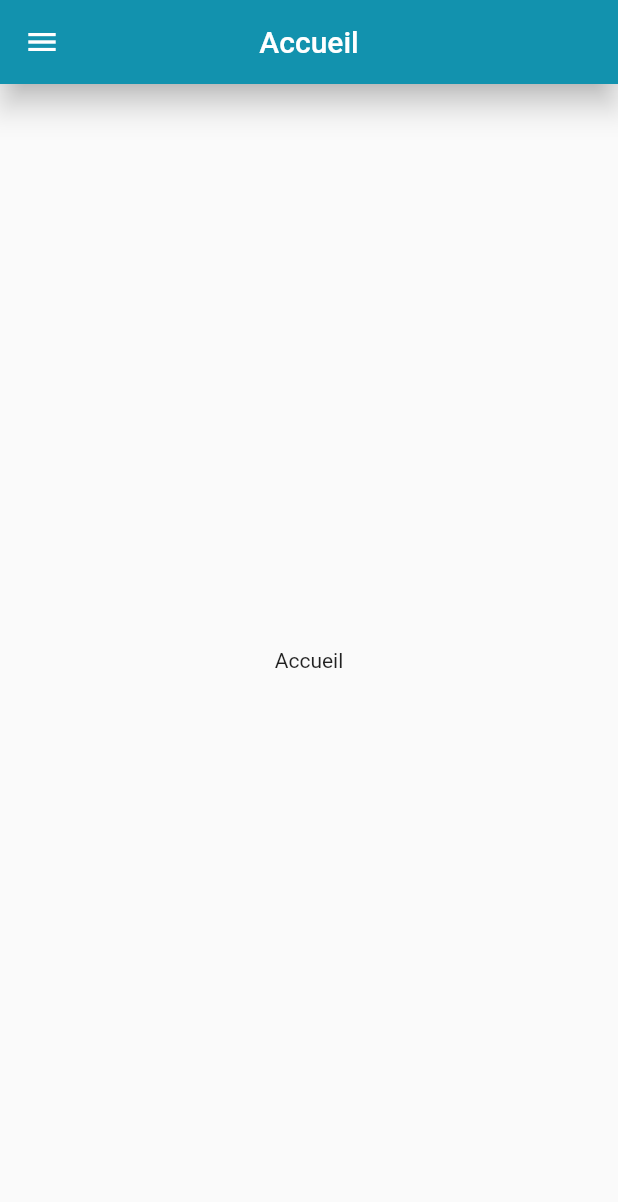
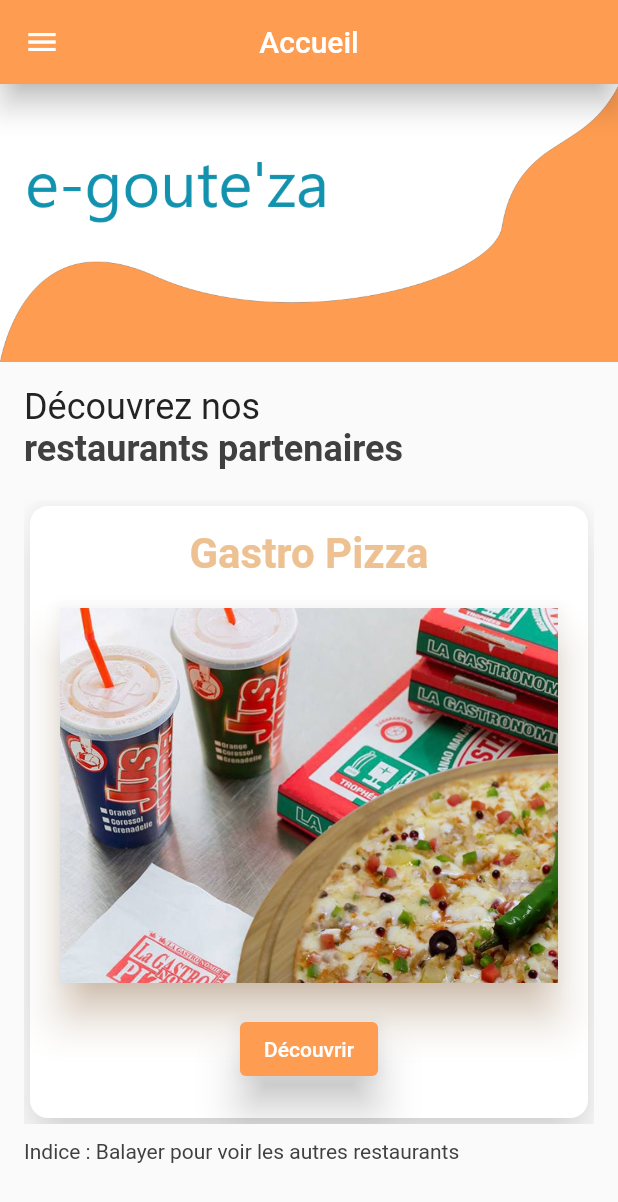
Before and after one commit to ChristianNomena/e_gouter_za, a Flutter app: the screen it shows after launch, on a phone screen of 412 x 824 dp. Shown: the top 1202 px of the screen. Run offline on Flutter 3.47's test engine with Material 2 defaults, Android fonts, the light colour scheme and no system bars.

Commit message:
add restaurant partners section

```diff
--- /dev/null
+++ b/lib/components/restaurant_presentation.dart
@@ -0,0 +1,64 @@
+import 'package:e_goute_za/constants.dart';
+import 'package:flutter/material.dart';
+
+class RestaurantPresentation extends StatelessWidget {
+  const RestaurantPresentation({
+    Key? key,
+    required this.name,
+    required this.image,
+    @required this.navigation,
+  }) : super(key: key);
+
+  final String name;
+  final AssetImage image;
+  final Function()? navigation;
+
+  @override
+  Widget build(BuildContext context) {
+    return Card(
+      elevation: 12.0,
+      shadowColor: Colors.white,
+      shape: RoundedRectangleBorder(
+        borderRadius: BorderRadius.circular(12.0),
+      ),
+      child: Column(
+        children: [
+          const SizedBox(
+            height: 15.0,
+          ),
+          Text(
+            name,
+            style: const TextStyle(
+              color: kThirdColor,
+              fontSize: 28.0,
+              fontWeight: FontWeight.bold,
+            ),
+          ),
+          Padding(
+            padding: const EdgeInsets.all(16.0),
+            child: Card(
+              elevation: 12.0,
+              shadowColor: kThirdColor,
+              child: Image(
+                width: double.infinity,
+                height: 250.0,
+                fit: BoxFit.cover,
+                image: image,
+              ),
+            ),
+          ),
+          ElevatedButton(
+            style: ButtonStyle(
+              elevation: MaterialStateProperty.all(12.0),
+              backgroundColor: MaterialStateProperty.all(
+                kPrimaryColor,
+              ),
+            ),
+            onPressed: navigation,
+            child: const Text("Découvrir"),
+          ),
+        ],
+      ),
+    );
+  }
+}
--- /dev/null
+++ b/lib/components/section_title.dart
@@ -0,0 +1,42 @@
+import 'package:e_goute_za/constants.dart';
+import 'package:flutter/material.dart';
+
+class SectionTitle extends StatefulWidget {
+  const SectionTitle({
+    Key? key,
+    required this.title,
+    required this.subtitle,
+  }) : super(key: key);
+
+  final String title;
+  final String subtitle;
+
+  @override
+  _SectionTitleState createState() => _SectionTitleState();
+}
+
+class _SectionTitleState extends State<SectionTitle> {
+  @override
+  Widget build(BuildContext context) {
+    return Column(
+      crossAxisAlignment: CrossAxisAlignment.start,
+      children: [
+        Text(
+          widget.title,
+          style: const TextStyle(
+            color: kDarkColor,
+            fontSize: 24.0,
+          ),
+        ),
+        Text(
+          widget.subtitle,
+          style: const TextStyle(
+            color: kSoftDarkColor,
+            fontSize: 24.0,
+            fontWeight: FontWeight.bold,
+          ),
+        ),
+      ],
+    );
+  }
+}
--- a/lib/constants.dart
+++ b/lib/constants.dart
@@ -1,10 +1,11 @@
 import 'package:flutter/material.dart';
 
-const kPrimaryColor = Color(0xFF1292AE);
-const kSecondaryColor = Color(0xFFFE9C51);
+const kSecondaryColor = Color(0xFF1292AE);
+const kPrimaryColor = Color(0xFFFE9C51);
 const kThirdColor = Color(0xFFEEC193);
 
 const kDarkColor = Color(0xFF232323);
+const kSoftDarkColor = Color(0xFF404040);
 const kLightColor = Color(0xFFF9F9F9);
 
 const kAppDrawerMenuOptionStyle = TextStyle(
--- a/lib/pages/home_page.dart
+++ b/lib/pages/home_page.dart
@@ -1,4 +1,6 @@
 import 'package:e_goute_za/components/app_drawer_menu.dart';
+import 'package:e_goute_za/components/restaurant_presentation.dart';
+import 'package:e_goute_za/components/section_title.dart';
 import 'package:e_goute_za/constants.dart';
 import 'package:flutter/material.dart';
 
@@ -17,9 +19,77 @@ class _HomePageState extends State<HomePage> {
         title: const Text("Accueil"),
       ),
       drawer: const AppDrawerMenu(),
-      body: const SafeArea(
-        child: Center(
-          child: Text("Accueil"),
+      body: SafeArea(
+        child: SingleChildScrollView(
+          child: Column(
+            children: [
+              const Image(
+                image: AssetImage(
+                  "assets/images/presentation_e-goute'za.png",
+                ),
+              ),
+              Padding(
+                padding: const EdgeInsets.all(16.0),
+                child: Column(
+                  crossAxisAlignment: CrossAxisAlignment.start,
+                  children: [
+                    const SectionTitle(
+                      title: "Découvrez nos",
+                      subtitle: "restaurants partenaires",
+                    ),
+                    const SizedBox(
+                      height: 20.0,
+                    ),
+                    SizedBox(
+                      height: 416.0,
+                      child: PageView(
+                        controller: PageController(),
+                        children: [
+                          RestaurantPresentation(
+                            name: "Gastro Pizza",
+                            image: const AssetImage(
+                              "assets/images/gastro_pizza.jpeg",
+                            ),
+                            navigation: () {},
+                          ),
+                          RestaurantPresentation(
+                            name: "Extra Pizza",
+                            image: const AssetImage(
+                              "assets/images/extra_pizza.jpg",
+                            ),
+                            navigation: () {},
+                          ),
+                          RestaurantPresentation(
+                            name: "KFC",
+                            image: const AssetImage(
+                              "assets/images/kfc.jfif",
+                            ),
+                            navigation: () {},
+                          ),
+                          RestaurantPresentation(
+                            name: "Happy King",
+                            image: const AssetImage(
+                              "assets/images/happy_king.jpg",
+                            ),
+                            navigation: () {},
+                          ),
+                        ],
+                      ),
+                    ),
+                    const SizedBox(
+                      height: 10.0,
+                    ),
+                    const Text(
+                      "Indice : Balayer pour voir les autres restaurants",
+                      style: TextStyle(
+                        color: kSoftDarkColor,
+                      ),
+                    ),
+                  ],
+                ),
+              ),
+            ],
+          ),
         ),
       ),
     );
--- /dev/null
+++ b/lib/pages/restaurants/extra_pizza_page.dart
@@ -0,0 +1,15 @@
+import 'package:flutter/material.dart';
+
+class ExtraPizzaPage extends StatefulWidget {
+  const ExtraPizzaPage({Key? key}) : super(key: key);
+
+  @override
+  _ExtraPizzaPageState createState() => _ExtraPizzaPageState();
+}
+
+class _ExtraPizzaPageState extends State<ExtraPizzaPage> {
+  @override
+  Widget build(BuildContext context) {
+    return Container();
+  }
+}
--- /dev/null
+++ b/lib/pages/restaurants/gastro_pizza_page.dart
@@ -0,0 +1,15 @@
+import 'package:flutter/material.dart';
+
+class GastroPizzaPage extends StatefulWidget {
+  const GastroPizzaPage({Key? key}) : super(key: key);
+
+  @override
+  _GastroPizzaPageState createState() => _GastroPizzaPageState();
+}
+
+class _GastroPizzaPageState extends State<GastroPizzaPage> {
+  @override
+  Widget build(BuildContext context) {
+    return Container();
+  }
+}
--- /dev/null
+++ b/lib/pages/restaurants/happy_king_page.dart
@@ -0,0 +1,15 @@
+import 'package:flutter/material.dart';
+
+class HappyKingPage extends StatefulWidget {
+  const HappyKingPage({Key? key}) : super(key: key);
+
+  @override
+  _HappyKingPageState createState() => _HappyKingPageState();
+}
+
+class _HappyKingPageState extends State<HappyKingPage> {
+  @override
+  Widget build(BuildContext context) {
+    return Container();
+  }
+}
--- /dev/null
+++ b/lib/pages/restaurants/kfc_page.dart
@@ -0,0 +1,15 @@
+import 'package:flutter/material.dart';
+
+class KfcPage extends StatefulWidget {
+  const KfcPage({Key? key}) : super(key: key);
+
+  @override
+  _KfcPageState createState() => _KfcPageState();
+}
+
+class _KfcPageState extends State<KfcPage> {
+  @override
+  Widget build(BuildContext context) {
+    return Container();
+  }
+}
--- a/pubspec.yaml
+++ b/pubspec.yaml
@@ -59,8 +59,8 @@ flutter:
   uses-material-design: true
 
   # To add assets to your application, add an assets section, like this:
-  # assets:
-  #   - images/a_dot_burr.jpeg
+  assets:
+    - assets/images/
   #   - images/a_dot_ham.jpeg
 
   # An image asset can refer to one or more resolution-specific "variants", see
```
Also changed, not shown: assets/images/extra_pizza.jpg (added), assets/images/gastro_pizza.jpeg (added), assets/images/happy_king.jpg (added), assets/images/presentation_e-goute'za.png (added), 1 other file.
